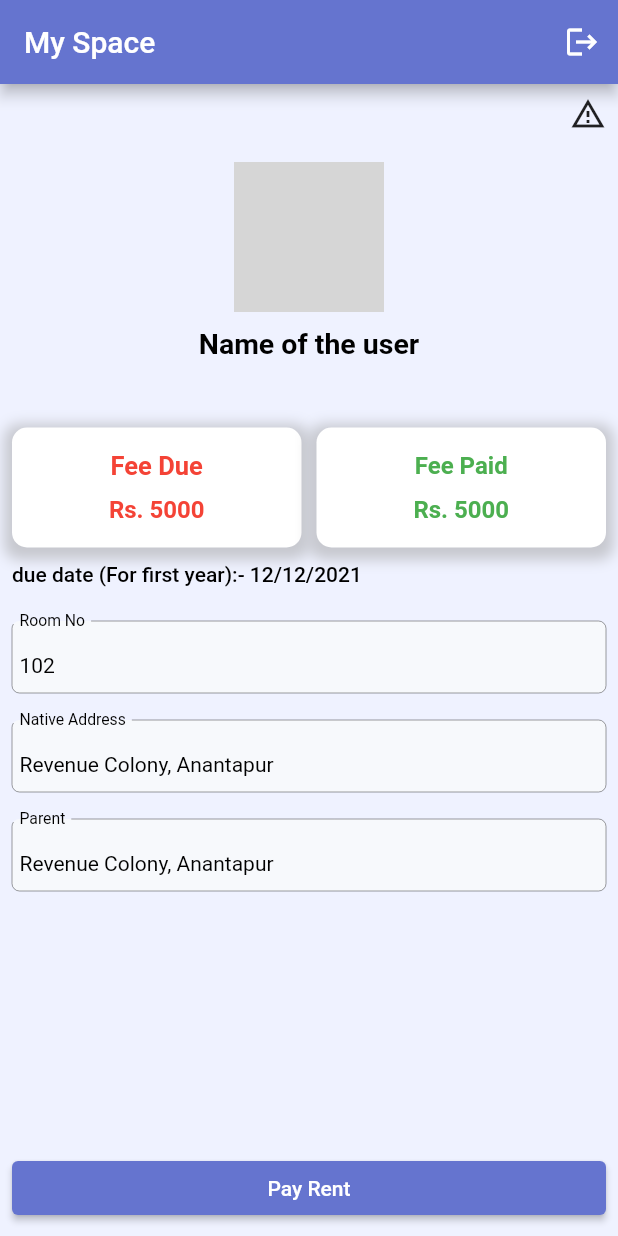
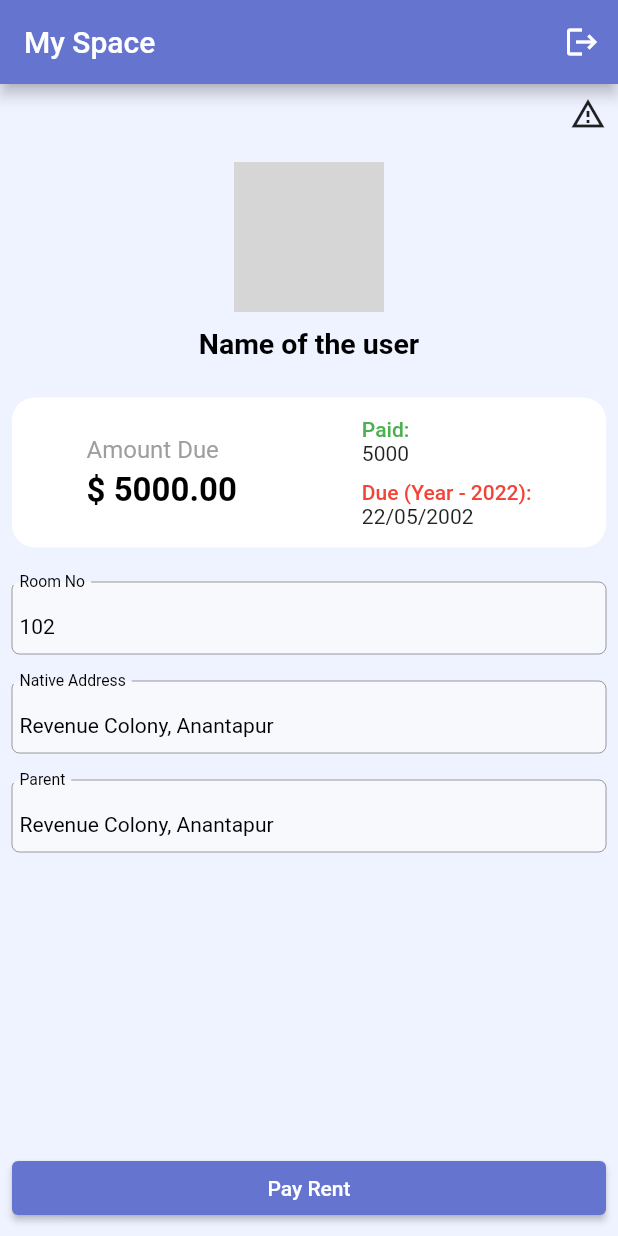
Before and after one commit to dev-vamsidhar/hostely, a Flutter app: the HomePage screen opened directly, on a phone screen of 412 x 824 dp. Run offline on Flutter 3.47's test engine with Material 2 defaults, Android fonts, the phone set to English and light mode, and no system bars; our stand-ins replace cloud_firestore, firebase_auth, firebase_core, flutter_easyloading, get, shared_preferences; accounts and stored records are empty; network calls fail; grey boxes are pictures that could not be loaded.

Commit message:
cjanged fee

```diff
--- a/lib/views/user.view.dart
+++ b/lib/views/user.view.dart
@@ -47,105 +47,76 @@ class UserPage extends StatelessWidget {
                 ),
               ),
               SizedBox(
-                height: 35,
+                height: 15,
               ),
-              Row(
-                children: [
-                  // Two boxes one for fee due one for fee paid
-                  Expanded(
+              Padding(
+                padding: const EdgeInsets.all(0.0),
                 child: Container(
-                      height: 80,
+                  width: double.infinity,
+                  height: 100,
                   decoration: BoxDecoration(
                       color: Colors.white,
-                        borderRadius: BorderRadius.circular(10),
-                        boxShadow: [
-                          BoxShadow(
-                            color: Colors.grey.withOpacity(0.5),
-                            spreadRadius: 5,
-                            blurRadius: 7,
-                            offset: const Offset(0, 3),
-                          ),
-                        ],
-                      ),
+                      borderRadius: BorderRadius.circular(15)),
+                  child: Padding(
+                    padding: const EdgeInsets.all(8.0),
+                    child: Container(
+                      height: 150,
+                      child: Row(
+                        crossAxisAlignment: CrossAxisAlignment.center,
+                        mainAxisAlignment: MainAxisAlignment.spaceAround,
+                        children: [
+                          Container(
+                            child: Center(
                               child: Column(
                                 mainAxisAlignment: MainAxisAlignment.center,
-                        children: const [
+                                crossAxisAlignment: CrossAxisAlignment.start,
+                                children: [
                                   Text(
-                            "Fee Due",
-                            style: const TextStyle(
-                                color: Colors.red,
-                                fontSize: 17,
-                                fontWeight: FontWeight.bold),
+                                    "Amount Due",
+                                    style: TextStyle(
+                                        color: Colors.grey, fontSize: 16),
                                   ),
-                          const SizedBox(
-                            height: 10,
+                                  SizedBox(
+                                    height: 5,
                                   ),
                                   Text(
-                            "Rs. 5000",
-                            style: const TextStyle(
-                                color: Colors.red,
-                                fontSize: 16,
+                                    "\$ 5000.00",
+                                    style: TextStyle(
+                                        color: Colors.black,
+                                        fontSize: 22,
                                         fontWeight: FontWeight.bold),
-                          ),
+                                  )
                                 ],
                               ),
                             ),
                           ),
-                  const SizedBox(
-                    width: 10,
-                  ),
-                  Expanded(
-                    child: Container(
-                      height: 80,
-                      decoration: BoxDecoration(
-                        color: Colors.white,
-                        borderRadius: BorderRadius.circular(10),
-                        boxShadow: [
-                          BoxShadow(
-                            color: Colors.grey.withOpacity(0.5),
-                            spreadRadius: 5,
-                            blurRadius: 7,
-                            offset: const Offset(0, 3),
-                          ),
-                        ],
-                      ),
-                      child: Column(
+                          Column(
                             mainAxisAlignment: MainAxisAlignment.center,
+                            crossAxisAlignment: CrossAxisAlignment.start,
                             children: [
                               Text(
-                            "Fee Paid",
-                            style: const TextStyle(
-                                color: Colors.green,
-                                fontSize: 16,
-                                fontWeight: FontWeight.bold),
+                                "Paid:",
+                                style: TextStyle(
+                                    fontWeight: FontWeight.w500,
+                                    color: Colors.green),
                               ),
-                          const SizedBox(
+                              Text("5000"),
+                              SizedBox(
                                 height: 10,
                               ),
                               Text(
-                            "Rs. 5000",
-                            style: const TextStyle(
-                                color: Colors.green,
-                                fontSize: 16,
-                                fontWeight: FontWeight.bold),
+                                "Due (Year - 2022):",
+                                style: TextStyle(
+                                    fontWeight: FontWeight.w500,
+                                    color: Colors.red),
                               ),
+                              Text("22/05/2002"),
+                            ],
+                          )
                         ],
                       ),
                     ),
                   ),
-                ],
-              ),
-              const SizedBox(
-                height: 10,
-              ),
-             const Align(
-                alignment: Alignment.bottomLeft,
-                child: const Text(
-                  "due date (For first year):- 12/12/2021",
-                  style: TextStyle(
-                      color: Colors.black,
-                      fontSize: 14,
-                      fontWeight: FontWeight.w500),
                 ),
               ),
               const SizedBox(
```
Lines whose indentation alone changed are shown as unchanged.
